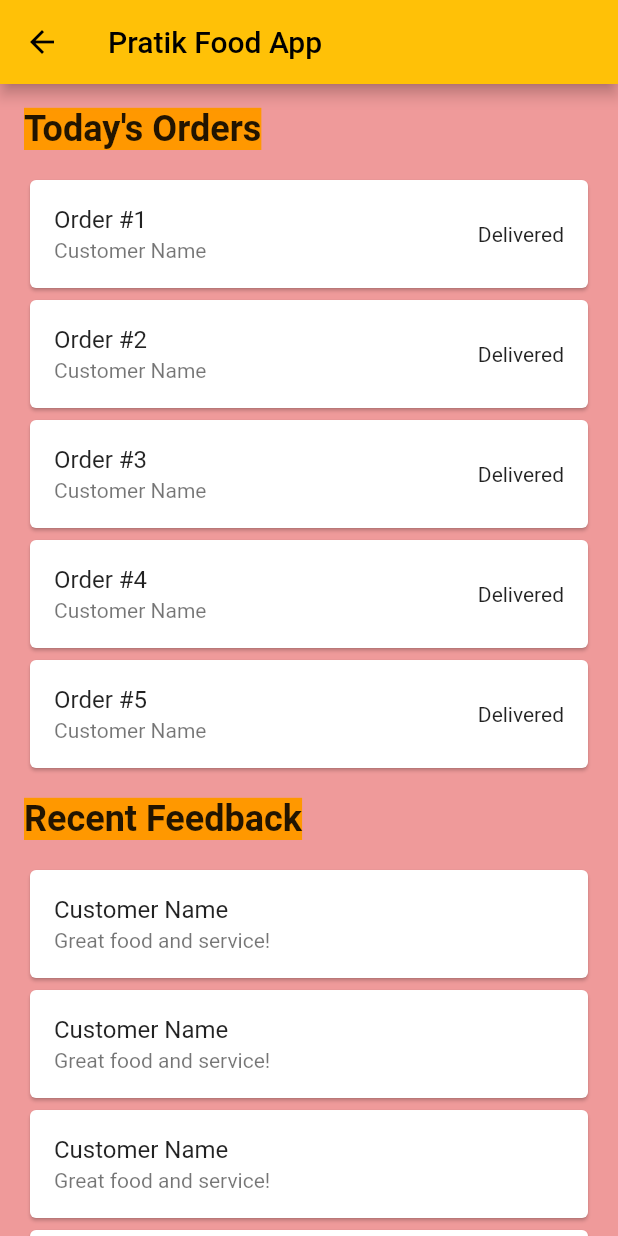
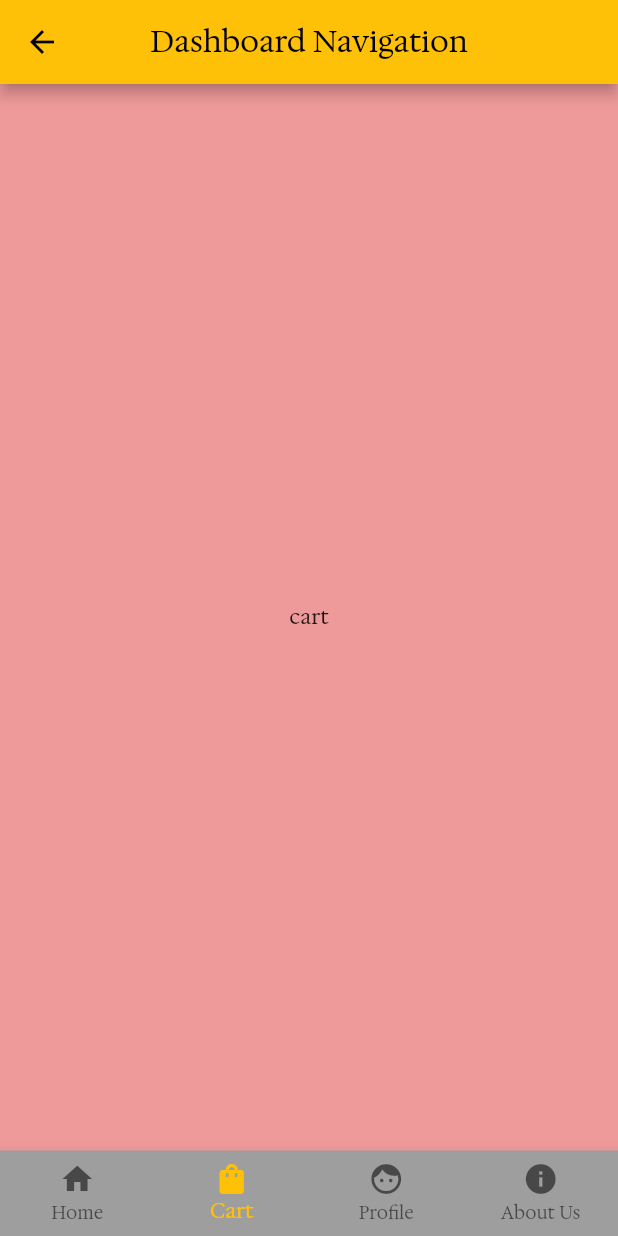
Before and after one commit to ST60002CEM/batch31b-pratikgithub123, a Flutter app: the screen it shows after launch, after a tap on "Sign In", on a phone screen of 412 x 824 dp. Run offline on Flutter 3.47's test engine with Material 3 defaults, Android fonts, the phone set to English and light mode, and no system bars.

Commit message:
naviation added

```diff
--- a/lib/dashboard.dart
+++ /dev/null
@@ -1,68 +0,0 @@
-import 'package:flutter/material.dart';
-
-class DashboardScreen extends StatelessWidget {
-  const DashboardScreen({super.key});
-
-  @override
-  Widget build(BuildContext context) {
-    return Scaffold(
-      appBar: AppBar(
-        title: const Text('Pratik Food App'),
-      ),
-      body: SingleChildScrollView(
-        child: Padding(
-          padding: const EdgeInsets.all(16.0),
-          child: Column(
-            crossAxisAlignment: CrossAxisAlignment.start,
-            children: [
-              const Text(
-                'Today\'s Orders',
-                style: TextStyle(
-                  fontSize: 24.0,
-                  fontWeight: FontWeight.bold,
-                  backgroundColor: Colors.orange,
-                ),
-              ),
-              const SizedBox(height: 16.0),
-              ListView.builder(
-                shrinkWrap: true,
-                itemCount: 5,
-                itemBuilder: (context, index) {
-                  return Card(
-                    child: ListTile(
-                      title: Text('Order #${index + 1}'),
-                      subtitle: const Text('Customer Name'),
-                      trailing: const Text('Delivered'),
-                    ),
-                  );
-                },
-              ),
-              const SizedBox(height: 16.0),
-              const Text(
-                'Recent Feedback',
-                style: TextStyle(
-                  fontSize: 24.0,
-                  fontWeight: FontWeight.bold,
-                  backgroundColor: Colors.orange,
-                ),
-              ),
-              const SizedBox(height: 16.0),
-              ListView.builder(
-                shrinkWrap: true,
-                itemCount: 5,
-                itemBuilder: (context, index) {
-                  return const Card(
-                    child: ListTile(
-                      title: Text('Customer Name'),
-                      subtitle: Text('Great food and service!'),
-                    ),
-                  );
-                },
-              ),
-            ],
-          ),
-        ),
-      ),
-    );
-  }
-}
--- /dev/null
+++ b/lib/view/dashboard.dart
@@ -0,0 +1,59 @@
+import 'package:flutter/material.dart';
+import 'package:fruit_ordering_app/view/navigation_view/about_view.dart';
+import 'package:fruit_ordering_app/view/navigation_view/cart_view.dart';
+import 'package:fruit_ordering_app/view/navigation_view/home_view.dart';
+import 'package:fruit_ordering_app/view/navigation_view/profile_view.dart';
+
+class Dashboard extends StatefulWidget {
+  const Dashboard({super.key});
+
+  @override
+  State<Dashboard> createState() => _DashboardState();
+}
+
+class _DashboardState extends State<Dashboard> {
+  var _selectedIndex = 1;
+  List<Widget> lstbottomScreen = [
+    const HomeView(),
+    const CartView(),
+    const ProfileView(),
+    const AboutView(),
+  ];
+  @override
+  Widget build(BuildContext context) {
+    return Scaffold(
+      appBar: AppBar(
+        backgroundColor: Colors.amber,
+        title: const Text('Dashboard Navigation'),
+        centerTitle: true,
+      ),
+      body: lstbottomScreen[_selectedIndex],
+      bottomNavigationBar: BottomNavigationBar(
+        type: BottomNavigationBarType.fixed,
+        backgroundColor: Colors.grey,
+        items: const [
+          BottomNavigationBarItem(icon: Icon(Icons.home), label: 'Home'),
+          BottomNavigationBarItem(
+            icon: Icon(Icons.shopping_bag),
+            label: 'Cart',
+          ),
+          BottomNavigationBarItem(
+            icon: Icon(Icons.face),
+            label: 'Profile',
+          ),
+          BottomNavigationBarItem(
+            icon: Icon(Icons.info),
+            label: 'About Us',
+          ),
+        ],
+        selectedItemColor: Colors.amber,
+        currentIndex: _selectedIndex,
+        onTap: (index) {
+          setState(() {
+            _selectedIndex = index;
+          });
+        },
+      ),
+    );
+  }
+}
--- a/lib/view/login.dart
+++ b/lib/view/login.dart
@@ -1,6 +1,6 @@
 import 'package:flutter/material.dart';
+import 'package:fruit_ordering_app/view/dashboard.dart';
 import 'package:fruit_ordering_app/view/register.dart';
-import 'package:fruit_ordering_app/dashboard.dart';
 
 class MyLogin extends StatefulWidget {
   const MyLogin({Key? key}) : super(key: key);
@@ -28,7 +28,9 @@ class _MyLoginState extends State<MyLogin> {
               child: const Text(
                 'Login\nTo Your \n Account',
                 style: TextStyle(
-                    color: Colors.white, fontSize: 33, fontFamily: 'Roboto'),
+                  color: Colors.white,
+                  fontSize: 33,
+                ),
               ),
             ),
             SingleChildScrollView(
@@ -77,7 +79,7 @@ class _MyLoginState extends State<MyLogin> {
                                     context,
                                     MaterialPageRoute(
                                         builder: (context) =>
-                                            const DashboardScreen()),
+                                            const Dashboard()),
                                   );
                                 },
                                 style: ElevatedButton.styleFrom(
--- /dev/null
+++ b/lib/view/navigation_view/about_view.dart
@@ -0,0 +1,12 @@
+import 'package:flutter/material.dart';
+
+class AboutView extends StatelessWidget {
+  const AboutView({super.key});
+
+  @override
+  Widget build(BuildContext context) {
+    return const Center(
+      child: Text('about'),
+    );
+  }
+}
--- /dev/null
+++ b/lib/view/navigation_view/cart_view.dart
@@ -0,0 +1,14 @@
+import 'package:flutter/material.dart';
+
+class CartView extends StatelessWidget {
+  const CartView({super.key});
+
+  @override
+  Widget build(BuildContext context) {
+    return const Center(
+      child: Text(
+        'cart',
+      ),
+    );
+  }
+}
--- /dev/null
+++ b/lib/view/navigation_view/home_view.dart
@@ -0,0 +1,12 @@
+import 'package:flutter/material.dart';
+
+class HomeView extends StatelessWidget {
+  const HomeView({super.key});
+
+  @override
+  Widget build(BuildContext context) {
+    return const Center(
+        child: Text('home',
+    ));
+  }
+}
--- /dev/null
+++ b/lib/view/navigation_view/profile_view.dart
@@ -0,0 +1,13 @@
+import 'package:flutter/material.dart';
+
+class ProfileView extends StatelessWidget {
+  const ProfileView({super.key});
+
+  @override
+  Widget build(BuildContext context) {
+    return const Center(
+      child: Text('Profile',
+         ),
+    );
+  }
+}
```
Also changed, not shown: pubspec.yaml (+5 -12 lines).
